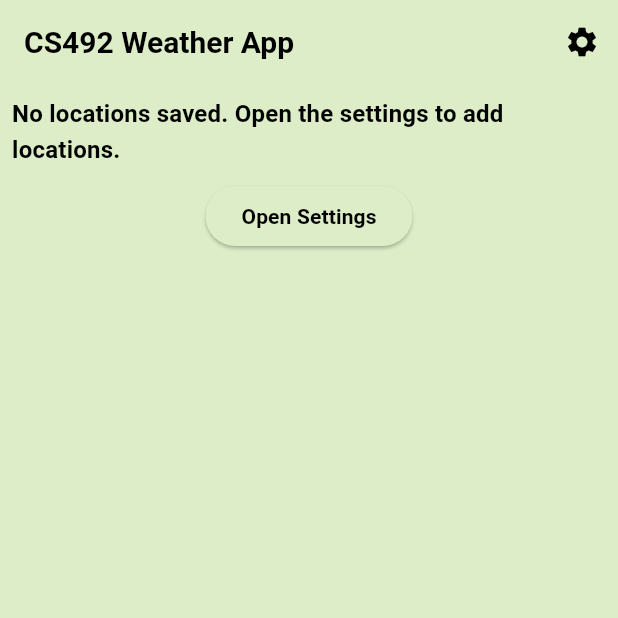
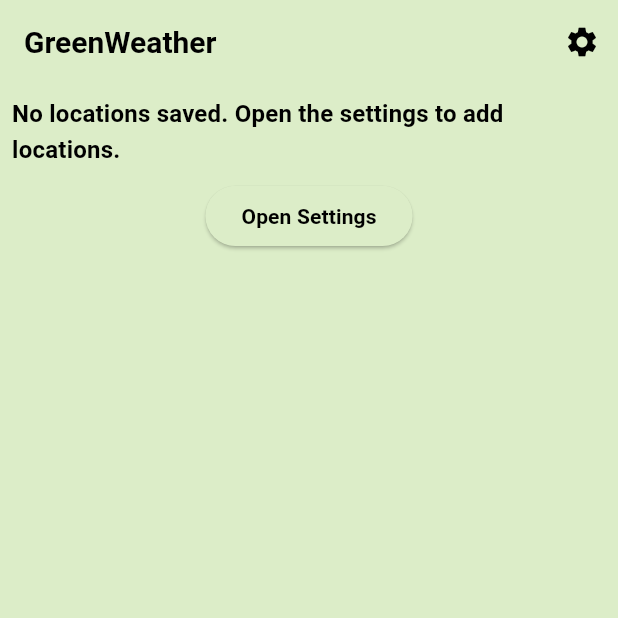
Before and after one commit to theusaf/osu-cs492-weather-app, a Flutter app: the screen it shows after launch, on a phone screen of 412 x 824 dp, the top half of it. Run offline on Flutter 3.47's test engine with Material 3 defaults, Android fonts, the phone set to English and light mode, and no system bars; our stand-ins replace geocoding, geolocator, google_fonts, shared_preferences, sqflite; accounts and stored records are empty; Roboto replaces fonts that are missing (Convergence).

Commit message:
feat: change title to greenweather

```diff
--- a/lib/main.dart
+++ b/lib/main.dart
@@ -32,12 +32,12 @@ class MyApp extends StatelessWidget {
       valueListenable: notifier,
       builder: (_, mode, __) {
         return MaterialApp(
-          title: 'CS 492 Weather App',
+          title: 'GreenWeather',
           theme: lightTheme,
           darkTheme: darkTheme,
           themeMode: mode,
           home: MyHomePage(
-              title: "CS492 Weather App", notifier: notifier, prefs: prefs),
+              title: "GreenWeather", notifier: notifier, prefs: prefs),
         );
       },
     );
```
